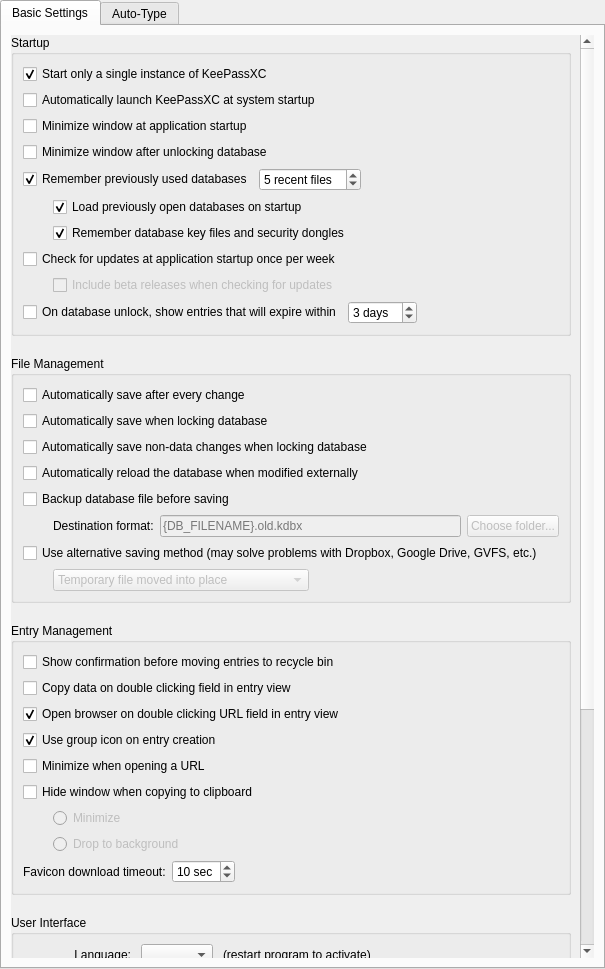
Qt form src/gui/ApplicationSettingsWidgetGeneral.ui (keepassxreboot/keepassxc) before a commit.
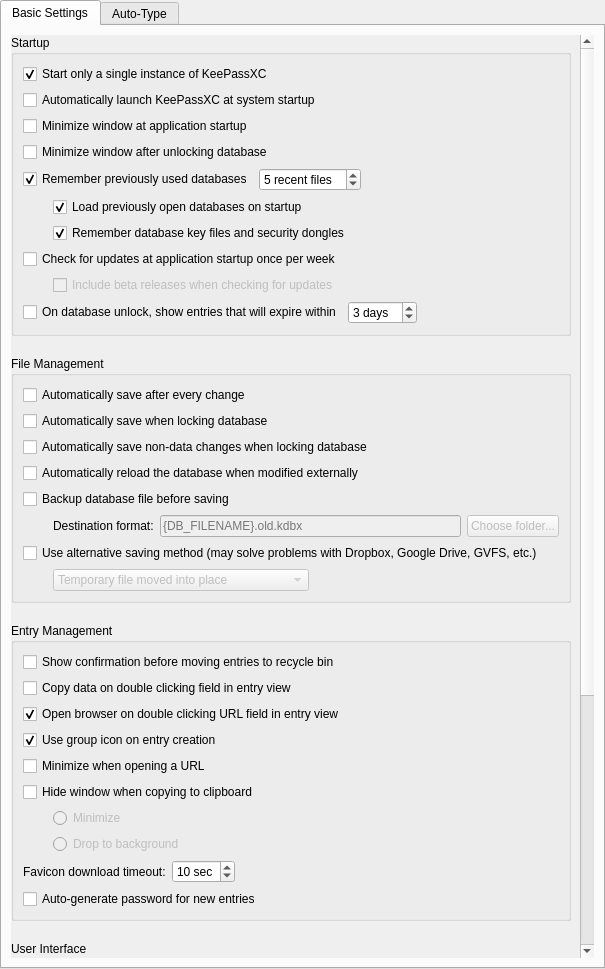
The same form after that commit. Custom widgets are drawn as their Qt base class.

Commit message: Feature: Add option to auto-generate a password for new entries

```diff
--- a/src/gui/ApplicationSettingsWidgetGeneral.ui
+++ b/src/gui/ApplicationSettingsWidgetGeneral.ui
@@ -57,9 +57,9 @@
           <property name="geometry">
            <rect>
             <x>0</x>
-            <y>0</y>
-            <width>568</width>
-            <height>1202</height>
+            <y>-174</y>
+            <width>590</width>
+            <height>1413</height>
            </rect>
           </property>
           <layout class="QVBoxLayout" name="verticalLayout_8">
@@ -698,6 +698,13 @@
                 </item>
                </layout>
               </item>
+              <item>
+               <widget class="QCheckBox" name="autoGeneratePasswordForNewEntriesCheckBox">
+                <property name="text">
+                 <string>Auto-generate password for new entries</string>
+                </property>
+               </widget>
+              </item>
              </layout>
             </widget>
            </item>
```
The commit also changes 8 other files.
